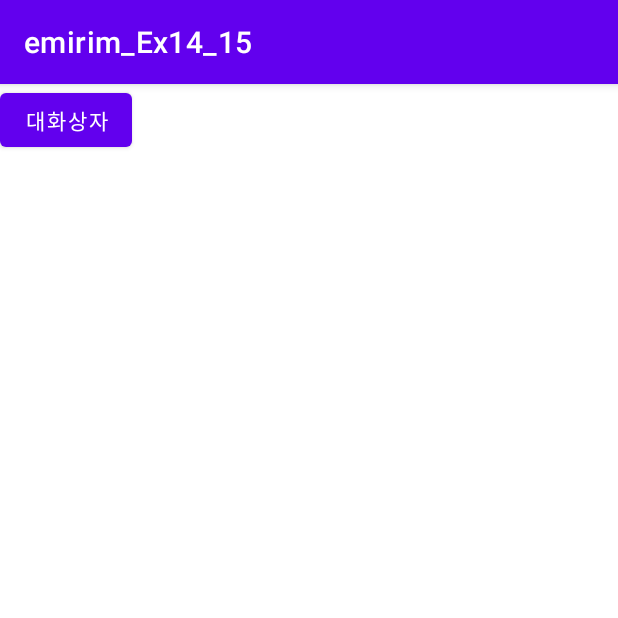
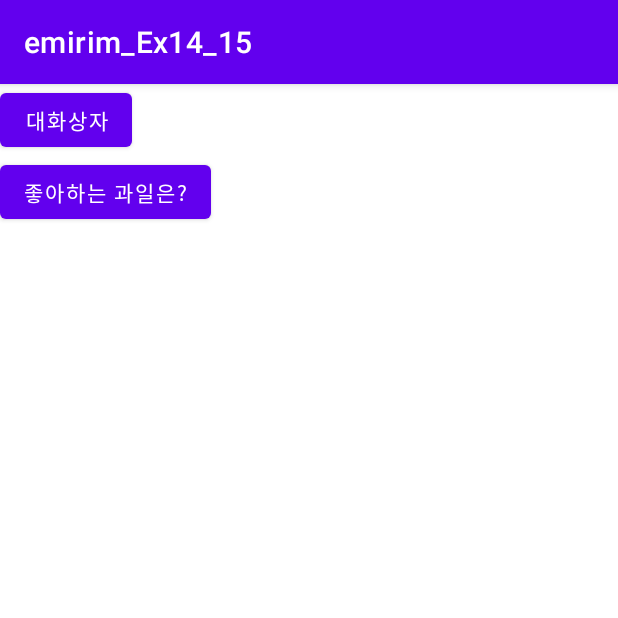
Before and after one commit to jeongnara/emirim_Ex14_15, an Android app: the screen it shows after launch (MainActivity), on a phone screen of 412 x 824 dp, the top half of it. Run offline under Robolectric (Android 15) with nearby library versions, the phone set to English and light mode, and no system bars.

Commit message:
Edit activity_main.xml(Add Button) Commit

```diff
--- a/app/src/main/java/kr/hs/emirimw2016/emirim_ex14_15/MainActivity.java
+++ b/app/src/main/java/kr/hs/emirimw2016/emirim_ex14_15/MainActivity.java
@@ -1,8 +1,13 @@
 package kr.hs.emirimw2016.emirim_ex14_15;
 
+import androidx.appcompat.app.AlertDialog;
 import androidx.appcompat.app.AppCompatActivity;
 
+import android.content.DialogInterface;
 import android.os.Bundle;
+import android.view.View;
+import android.widget.Button;
+import android.widget.Toast;
 
 public class MainActivity extends AppCompatActivity {
 
@@ -10,5 +15,26 @@ public class MainActivity extends AppCompatActivity {
     protected void onCreate(Bundle savedInstanceState) {
         super.onCreate(savedInstanceState);
         setContentView(R.layout.activity_main);
+        Button btnDialog = findViewById(R.id.btn_dialog);
+        btnDialog.setOnClickListener(btnListener);
     }
+
+    View.OnClickListener btnListener = new View.OnClickListener() {
+        @Override
+        public void onClick(View v) {
+            AlertDialog.Builder dialog = new AlertDialog.Builder(MainActivity.this);
+            dialog.setTitle(R.string.dialog_title);
+            dialog.setMessage(R.string.dialog_message);
+            dialog.setIcon(R.drawable.warning);
+            dialog.setPositiveButton(R.string.btn_positive, btnPositiveListener);
+            dialog.show();
+        }
+    };
+
+    DialogInterface.OnClickListener btnPositiveListener = new DialogInterface.OnClickListener() {
+        @Override
+        public void onClick(DialogInterface dialog, int which) {
+            Toast.makeText(MainActivity.this,"대화상자 확인  버튼을 클릭하셨어요~", Toast.LENGTH_SHORT).show();
+        }
+    };
 }
--- a/app/src/main/res/layout/activity_main.xml
+++ b/app/src/main/res/layout/activity_main.xml
@@ -12,5 +12,10 @@
         android:layout_width="wrap_content"
         android:layout_height="wrap_content"
         android:text="@string/btn_dialog"/>
+    <Button
+        android:id="@+id/btn_fruit"
+        android:layout_width="wrap_content"
+        android:layout_height="wrap_content"
+        android:text="@string/btn_fruits"/>
 
 </LinearLayout>
--- a/app/src/main/res/values/strings.xml
+++ b/app/src/main/res/values/strings.xml
@@ -1,6 +1,8 @@
 <resources>
     <string name="app_name">emirim_Ex14_15</string>
     <string name="btn_dialog">대화상자</string>
-    <string name="btn_dialog_title">대화상자</string>
-    <string name="btn_dialog_message">대화상자 연습 중 입니다.</string>
+    <string name="dialog_title">대화상자</string>
+    <string name="dialog_message">대화상자 연습 중 입니다.</string>
+    <string name="btn_positive">확인</string>
+    <string name="btn_fruits">좋아하는 과일은?</string>
 </resources>
```
Also changed, not shown: app/src/main/res/drawable/warning.png (added).
